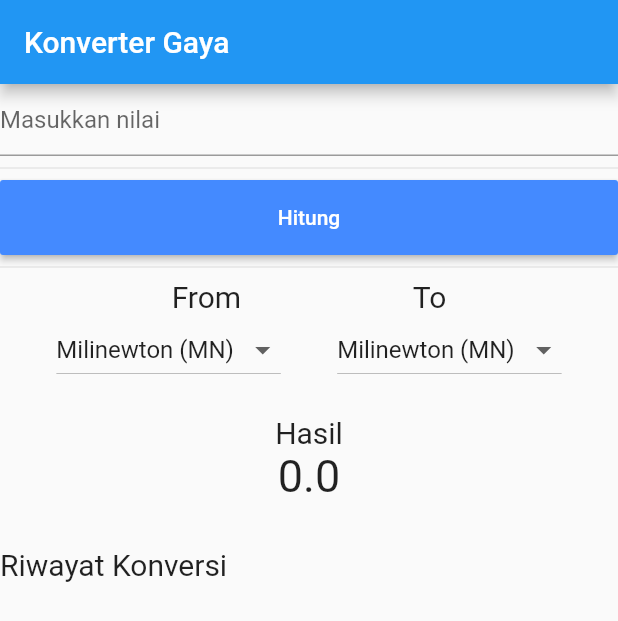
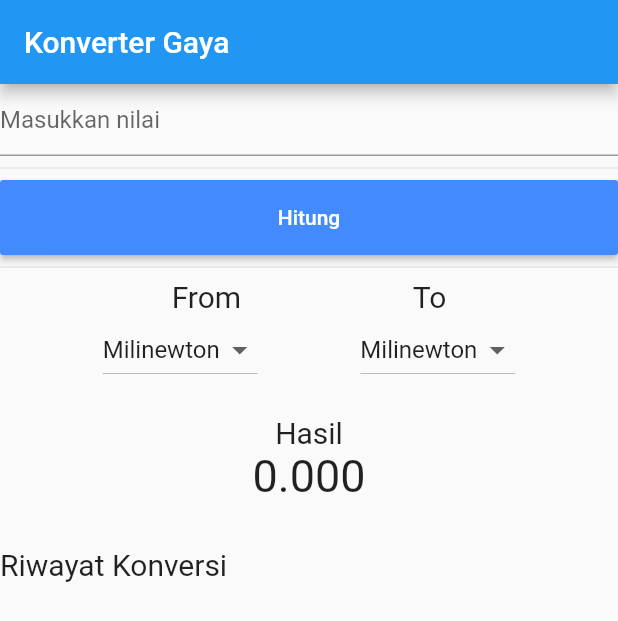
Before and after one commit to ratna124/flutter_Kuis_KonversiGaya, a Flutter app: the screen it shows after launch, on a phone screen of 412 x 824 dp. Shown: the top 621 px of the screen. Run offline on Flutter 3.47's test engine with Material 2 defaults, Android fonts, the phone set to English and light mode, and no system bars.

Commit message:
Tambah Dropdown

```diff
--- a/lib/main.dart
+++ b/lib/main.dart
@@ -4,6 +4,7 @@ import 'widgets/result.dart'; //import agar yang ada pada kelas result dapat dig
 import 'widgets/convert.dart'; //import agar yang ada pada kelas convert dapat digunakan pada main
 import 'widgets/dropdown.dart';
 import 'widgets/riwayat.dart';
+import 'widgets/dropdownBefore.dart';
 
 void main() {
   runApp(MyApp());
@@ -37,21 +38,38 @@ class _MyHomePageState extends State<MyHomePage> {
   double _inputUser = 0; //variabel untuk nilai yang akan diinputkan oleh user
   double _mili = 0; //variabel untuk menyimpan meganewton
   double _kilo = 0; //variabel untuk menyimpan kilonewton
+  double _nano = 0;
   final inputController = TextEditingController();
-  String _newValue = "Milinewton (MN)";
+  String _newValue = "Milinewton";
+  String _newValueFrom = "Milinewton";
   double _result = 0; //variabel untuk menyimpan hasil dari perhitungan
 
-  void perhitunganGaya() {
-    //fungsi untuk perhitungan gaya
+  void perhitunganGaya() { //fungsi untuk perhitungan gaya
     setState(() {
-      if (_newValue == "Milinewton (MN)") //kondisi yang akan diproses jika memilih milinewton
-        _result = _inputUser * 1000;  //perhitungan untuk mendapatkan hasil milinewton
-      else if (_newValue == "Kilonewton (kN)") //kondisi yang akan diproses jika memilih kilonewton
-        _result = _inputUser * 0.001; //perhitungan untuk mendapatkan hasil kilonewton
-      else
-        _result = (_inputUser * 1000000000); //perhitungan untuk mendapatkan hasil nanonewton
+      _inputUser = double.parse(inputController.text);
+      //milinewton
+      if (_newValueFrom == "Milinewton" && _newValue == "Kilonewton") //kondisi yang akan diproses jika memilih milinewton
+        _result = _inputUser * 0.001; //perhitungan untuk mendapatkan hasil milinewton
+      else if(_newValueFrom == "Milinewton" && _newValue == "Newton")
+        _result = _inputUser * 1;
+      else if(_newValueFrom == "Milinewton" && _newValue == "Milinewton")
+        _result = _inputUser * 1000;
+      //kilonewton
+      else if(_newValueFrom == "Kilonewton" && _newValue == "Kilonewton")
+        _result = _inputUser * 0.001;
+      else if(_newValueFrom == "Kilonewton" && _newValue == "Newton")
+        _result = _inputUser * 1;
+      else if(_newValueFrom == "Kilonewton" && _newValue == "Milinewton")
+        _result = _inputUser * 1000;
+      //newton
+      else if(_newValueFrom == "Newton" && _newValue == "Kilonewton")
+        _result = _inputUser * 0.001;
+      else if(_newValueFrom == "Newton" && _newValue == "Newton")
+        _result = _inputUser * 1;
+      else if(_newValueFrom == "Newton" && _newValue == "Milinewton")
+        _result = _inputUser * 1000;
     });
-    listViewItem.add("$_newValue : $_result");
+    listViewItem.add("$_newValueFrom > $_newValue : $_result"); //menyimpan value dan hasil perhitungan agar dapat ditampilkan pada riwayat
   }
 
   void dropdownOnChanged(String changeValue) {
@@ -61,9 +79,18 @@ class _MyHomePageState extends State<MyHomePage> {
     });
   }
 
+  void dropdownOnChangedFrom(String changeValue) {
+    setState(() {
+      _newValueFrom = changeValue;
+      perhitunganGaya();
+    });
+  }
+
   List<String> listViewItem = List<String>();
+  List<String> listViewFrom = List<String>();
 
-  var listItem = ["Milinewton (MN)", "Kilonewton (kN)", "Nanonewton (nN)"];
+  var listItem = ["Milinewton", "Kilonewton", "Newton"]; //list
+  var listFrom = ["Milinewton", "Kilonewton", "Newton"];
 
   @override
   Widget build(BuildContext context) {
@@ -90,13 +117,13 @@ class _MyHomePageState extends State<MyHomePage> {
                 ),
               ],
             ),
-            Row(
+            Row( //membuat baris
               mainAxisAlignment: MainAxisAlignment.spaceEvenly,
               children: [
-                DropdownConversi(
-                    listItem: listItem,
-                    newValue: _newValue,
-                    dropdownOnChanged: dropdownOnChanged),
+                DropdownConversiBefore(
+                    listFrom: listFrom,
+                    newValueFrom: _newValueFrom,
+                    dropdownOnChangedFrom: dropdownOnChangedFrom),
                 DropdownConversi(
                     listItem: listItem,
                     newValue: _newValue,
@@ -105,10 +132,10 @@ class _MyHomePageState extends State<MyHomePage> {
             ),
             Result(result: _result),
             Container(
-              margin: EdgeInsets.only(top: 10, bottom: 10),
+              margin: EdgeInsets.only(top: 10, bottom: 10), //mengatur margin
               child: Text(
                 "Riwayat Konversi",
-                style: TextStyle(fontSize: 20),
+                style: TextStyle(fontSize: 20), //mengatur ukuran text
               ),
               alignment: Alignment.bottomLeft  //meletakkan text pada posisi kiri
             ),
--- a/lib/widgets/dropdownAfter.dart
+++ /dev/null
@@ -1,28 +0,0 @@
-import 'package:flutter/material.dart';
-
-class DropdownConversi extends StatelessWidget {
-  const DropdownConversi({
-    Key key,
-    @required this.listItem,
-    @required this.dropdownOnChanged,
-    @required String newValue,
-  }) : _newValue = newValue, super(key: key);
-
-  final List<String> listItem;
-  final String _newValue;
-  final Function dropdownOnChanged;
-
-  @override
-  Widget build(BuildContext context) {
-    return DropdownButton<String>(
-      items: listItem.map((String value) {
-        return DropdownMenuItem<String>(
-          value: value,
-          child: Text(value),
-        );
-      }).toList(),
-      value: _newValue,
-      onChanged: dropdownOnChanged,
-    );
-  }
-}
--- /dev/null
+++ b/lib/widgets/dropdownBefore.dart
@@ -0,0 +1,28 @@
+import 'package:flutter/material.dart';
+
+class DropdownConversiBefore extends StatelessWidget {
+  const DropdownConversiBefore({
+    Key key,
+    @required this.listFrom,
+    @required this.dropdownOnChangedFrom,
+    @required String newValueFrom,
+  }) : _newValueFrom = newValueFrom, super(key: key);
+
+  final List<String> listFrom;
+  final String _newValueFrom;
+  final Function dropdownOnChangedFrom;
+
+  @override
+  Widget build(BuildContext context) {
+    return DropdownButton<String>(
+      items: listFrom.map((String value) {
+        return DropdownMenuItem<String>(
+          value: value,
+          child: Text(value),
+        );
+      }).toList(),
+      value: _newValueFrom,
+      onChanged: dropdownOnChangedFrom,
+    );
+  }
+}
--- a/lib/widgets/result.dart
+++ b/lib/widgets/result.dart
@@ -18,7 +18,7 @@ class Result extends StatelessWidget {
       children: [
         Text("Hasil",style: TextStyle(fontSize: 20),),
         Text(
-        result.toStringAsFixed(1),
+        result.toStringAsFixed(3),
         style: TextStyle(fontSize: 30),
         )
       ],
```
